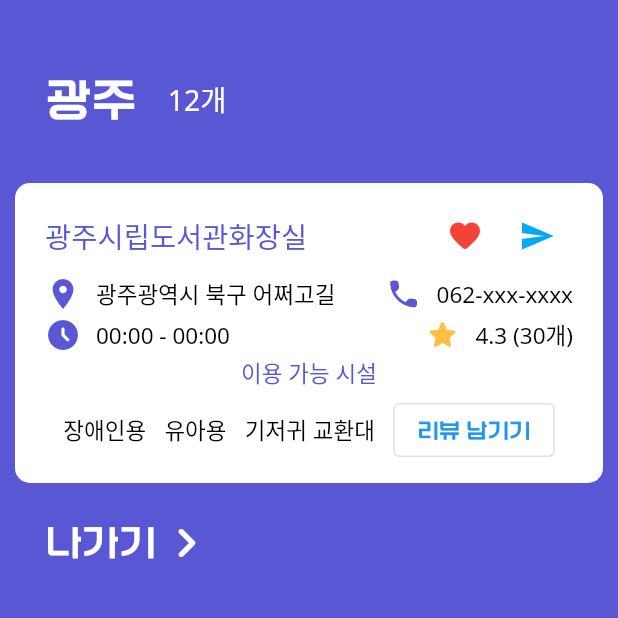
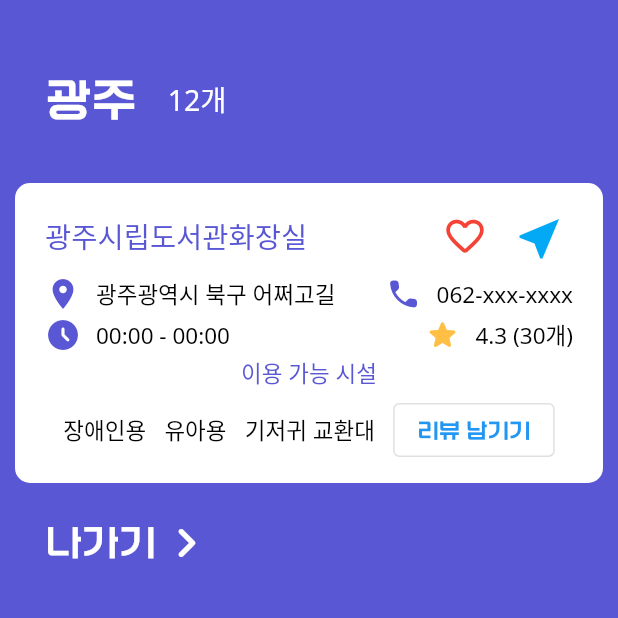
Before and after one commit to 4ilet/Find_Toilet, a Flutter app: the BookMarkMain screen opened directly, after a tap on "광주", on a phone screen of 412 x 824 dp, the top half of it. Run offline on Flutter 3.47's test engine with Material 2 defaults, Android fonts, the phone set to English and light mode, and no system bars; Roboto replaces fonts that are missing (Noto Sans).

Commit message:
#14 [FE-원경] refactor & style: 검색 결과 화면 스타일 수정 및 코드 리팩토링

```diff
--- a/frontend/lib/screens/review_form_screen.dart
+++ b/frontend/lib/screens/review_form_screen.dart
@@ -1,4 +1,4 @@
-import 'package:find_toilet/utilities/icon.dart';
+import 'package:find_toilet/utilities/icondata.dart';
 import 'package:find_toilet/utilities/style.dart';
 import 'package:find_toilet/utilities/type_enum.dart';
 import 'package:find_toilet/widgets/button.dart';
--- a/frontend/lib/screens/settings_screen.dart
+++ b/frontend/lib/screens/settings_screen.dart
@@ -1,5 +1,5 @@
 import 'package:find_toilet/utilities/settings_utils.dart';
-import 'package:find_toilet/utilities/icon.dart';
+import 'package:find_toilet/utilities/icondata.dart';
 import 'package:find_toilet/utilities/type_enum.dart';
 import 'package:find_toilet/widgets/button.dart';
 import 'package:find_toilet/widgets/text_widget.dart';
--- a/frontend/lib/utilities/icon.dart
+++ b/frontend/lib/utilities/icondata.dart
@@ -17,12 +17,18 @@
 const policyIcon = Icons.article_rounded;
 const licenseIcon = Icons.brightness_7_outlined;
 
-const planeIcon = Icons.near_me_outlined;
+const planeIcon = Icons.near_me;
 const bookMarkIcon = Icon(Icons.bookmark_border);
 
 const searchIcon = Icon(Icons.search_rounded);
 const closeIcon = Icon(Icons.close);
 
+const plusIcon = Icons.add;
+
 //* filter 선택
 const toLeftIcon = Icon(Icons.arrow_left_sharp, color: mainColor);
 const toRightIcon = Icon(Icons.arrow_right_sharp, color: mainColor);
+const toDownIcon = Icons.arrow_drop_down;
+
+const heartIcon = Icons.favorite;
+const emptyHeartIcon = Icons.favorite_border_rounded;
--- a/frontend/lib/utilities/settings_utils.dart
+++ b/frontend/lib/utilities/settings_utils.dart
@@ -1,4 +1,4 @@
-import 'package:find_toilet/utilities/icon.dart';
+import 'package:find_toilet/utilities/icondata.dart';
 import 'package:find_toilet/utilities/type_enum.dart';
 
 final StringList menuList = [
--- a/frontend/lib/utilities/style.dart
+++ b/frontend/lib/utilities/style.dart
@@ -1,7 +1,7 @@
 import 'package:find_toilet/utilities/type_enum.dart';
 import 'package:flutter/material.dart';
 
-//** 색 관련
+//* 색 관련
 const mainColor = Color(0xFF5957D4);
 const whiteColor = Colors.white;
 const blackColor = Colors.black;
@@ -23,7 +23,7 @@
   }
 }
 
-//** 글씨 관련
+//* 글씨 관련
 const double titleSize = 30;
 const double largeSize = 24;
 const double defaultSize = 19;
@@ -44,4 +44,4 @@
 
 //* 그림자
 const defaultShadow = BoxShadow(
-    color: greyColor, blurRadius: 5, spreadRadius: 0, offset: Offset(0.5, 0.5));
+    color: greyColor, blurRadius: 1, spreadRadius: 0.1, offset: Offset(0, 1));
--- a/frontend/lib/widgets/box_container.dart
+++ b/frontend/lib/widgets/box_container.dart
@@ -1,9 +1,10 @@
 import 'package:find_toilet/screens/book_mark_screen.dart';
 import 'package:find_toilet/screens/review_form_screen.dart';
-import 'package:find_toilet/utilities/icon.dart';
+import 'package:find_toilet/utilities/icondata.dart';
 import 'package:find_toilet/utilities/style.dart';
 import 'package:find_toilet/utilities/type_enum.dart';
 import 'package:find_toilet/widgets/button.dart';
+import 'package:find_toilet/widgets/icon.dart';
 import 'package:find_toilet/widgets/modal.dart';
 import 'package:find_toilet/widgets/text_widget.dart';
 import 'package:flutter/material.dart';
@@ -226,23 +227,25 @@
         width: 150,
         color: whiteColor,
         child: const Center(
-            child: Icon(
-          Icons.add,
+          child: CustomIcon(
+            icon: plusIcon,
             color: mainColor,
             size: 50,
-        )),
+          ),
+        ),
       ),
     );
   }
 }
 
 //* 장소 목록 아이템
-class ListItem extends StatelessWidget {
+class ListItem extends StatefulWidget {
   final String font;
   final StringList available;
   final String toiletName, address, phoneNo, duration;
   final double score;
   final int reviewCnt;
+  final bool isLiked;
   const ListItem({
     super.key,
     this.font = 'Noto Sans',
@@ -253,7 +256,26 @@
     this.score = 4.3,
     this.reviewCnt = 30,
     this.available = const ['장애인용', '유아용', '기저귀 교환대'],
+    this.isLiked = false,
   });
+
+  @override
+  State<ListItem> createState() => _ListItemState();
+}
+
+class _ListItemState extends State<ListItem> {
+  late bool liked;
+  void changeLiked() {
+    setState(() {
+      liked = !liked;
+    });
+  }
+
+  @override
+  void initState() {
+    super.initState();
+    liked = widget.isLiked;
+  }
 
   @override
   Widget build(BuildContext context) {
@@ -261,13 +283,13 @@
       Navigator.push(
           context,
           MaterialPageRoute(
-              builder: (context) => const ReviewForm(
-                    toiletName: '광주시립도서관화장실',
-                  )));
+              builder: (context) => ReviewForm(toiletName: widget.toiletName)));
     }
 
     return Padding(
       padding: const EdgeInsets.only(top: 20),
+      child: GestureDetector(
+        onTap: () {},
         child: CommonBox(
           color: whiteColor,
           height: 200,
@@ -282,27 +304,29 @@
                   children: [
                     CustomText(
                         color: CustomColors.mainColor,
-                      title: toiletName,
+                        title: widget.toiletName,
                         fontSize: FontSize.defaultSize,
-                      font: font),
+                        font: widget.font),
                     Row(
                       mainAxisAlignment: MainAxisAlignment.end,
                       children: [
                         IconButton(
-                          onPressed: () {},
-                          icon: const Icon(
-                            Icons.favorite_rounded,
-                            color: redColor,
-                          )),
+                          onPressed: changeLiked,
+                          icon: CustomIcon(
+                              icon: liked ? heartIcon : emptyHeartIcon,
+                              color: redColor),
+                        ),
                         IconButton(
                             onPressed: () {
                               showDialog(
                                   context: context,
-                                builder: (context) => const NavigationModal());
+                                  builder: (context) =>
+                                      const NavigationModal());
                             },
-                          icon: const Icon(
-                            Icons.send,
+                            icon: const CustomIcon(
+                              icon: planeIcon,
                               color: Colors.lightBlue,
+                              size: 35,
                             )),
                       ],
                     ),
@@ -313,13 +337,13 @@
                   children: [
                     TextWithIcon(
                       icon: locationIcon,
-                    text: address,
-                    font: font,
+                      text: widget.address,
+                      font: widget.font,
                     ),
                     TextWithIcon(
                       icon: phoneIcon,
-                    text: phoneNo,
-                    font: font,
+                      text: widget.phoneNo,
+                      font: widget.font,
                     ),
                   ],
                 ),
@@ -328,32 +352,32 @@
                   children: [
                     TextWithIcon(
                       icon: clockIcon,
-                    text: duration,
+                      text: widget.duration,
                       textColor: CustomColors.blackColor,
-                    font: font,
+                      font: widget.font,
                     ),
                     TextWithIcon(
                         icon: starIcon,
-                      text: '$score ($reviewCnt개)',
+                        text: '${widget.score} (${widget.reviewCnt}개)',
                         iconColor: CustomColors.yellowColor,
-                      font: font),
+                        font: widget.font),
                   ],
                 ),
                 CustomText(
                   title: '이용 가능 시설',
                   fontSize: FontSize.smallSize,
                   color: CustomColors.mainColor,
-                font: font,
+                  font: widget.font,
                 ),
                 Row(
                   mainAxisAlignment: MainAxisAlignment.spaceEvenly,
                   children: [
-                  for (String each in available)
+                    for (String each in widget.available)
                       CustomText(
                         title: each,
                         fontSize: FontSize.smallSize,
                         color: CustomColors.blackColor,
-                      font: font,
+                        font: widget.font,
                       ),
                     CustomButton(
                       onPressed: toReview,
@@ -362,6 +386,7 @@
                   ],
                 )
               ],
+            ),
           ),
         ),
       ),
@@ -418,7 +443,7 @@
                       const EdgeInsets.symmetric(vertical: 10, horizontal: 12),
                   child: CustomText(
                     title: showedFilter[i],
-                    fontSize: FontSize.defaultSize,
+                    fontSize: FontSize.smallSize,
                     color: selectedList[i]
                         ? CustomColors.whiteColor
                         : CustomColors.blackColor,
--- /dev/null
+++ b/frontend/lib/widgets/icon.dart
@@ -0,0 +1,15 @@
+import 'package:find_toilet/utilities/style.dart';
+import 'package:flutter/material.dart';
+
+class CustomIcon extends StatelessWidget {
+  final Color color;
+  final double size;
+  final IconData icon;
+  const CustomIcon(
+      {super.key, this.color = blackColor, this.size = 30, required this.icon});
+
+  @override
+  Widget build(BuildContext context) {
+    return Icon(icon, color: color, size: size);
+  }
+}
```
Also changed, not shown: frontend/lib/screens/main_screen.dart (+29 -3 lines), frontend/lib/screens/search_screen.dart (+8 -4 lines), frontend/lib/widgets/bottom_sheet.dart (+10 -8 lines), frontend/lib/widgets/button.dart (+29 -0 lines), frontend/lib/widgets/search_bar.dart (+29 -19 lines), frontend/lib/widgets/select_box.dart (+11 -8 lines). Lines whose indentation alone changed are shown as unchanged.
